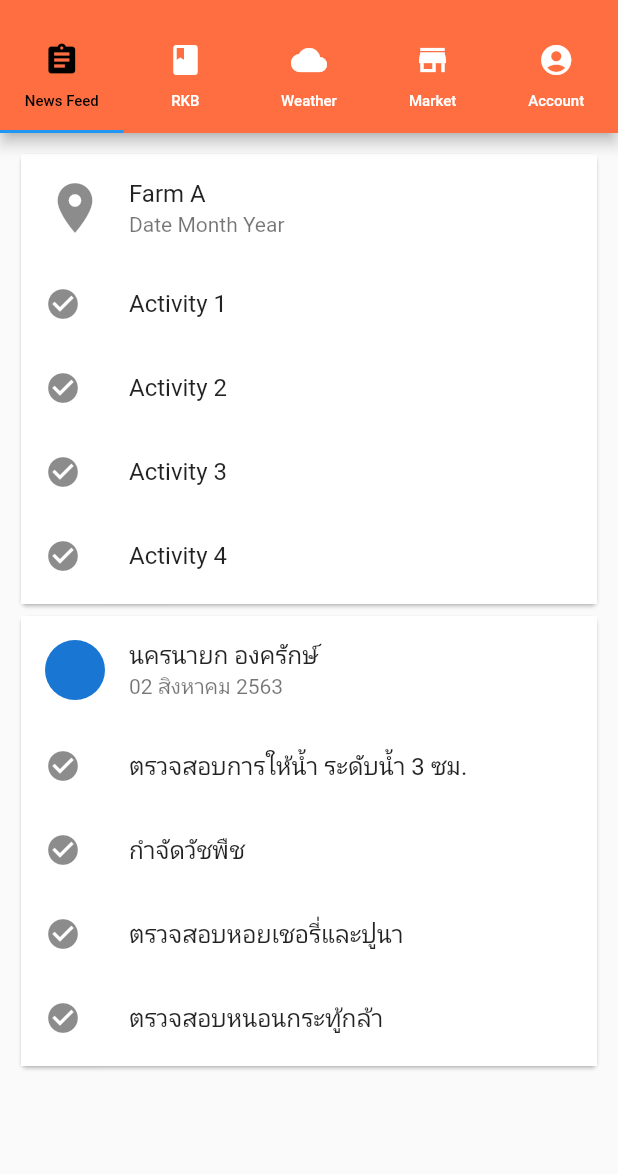
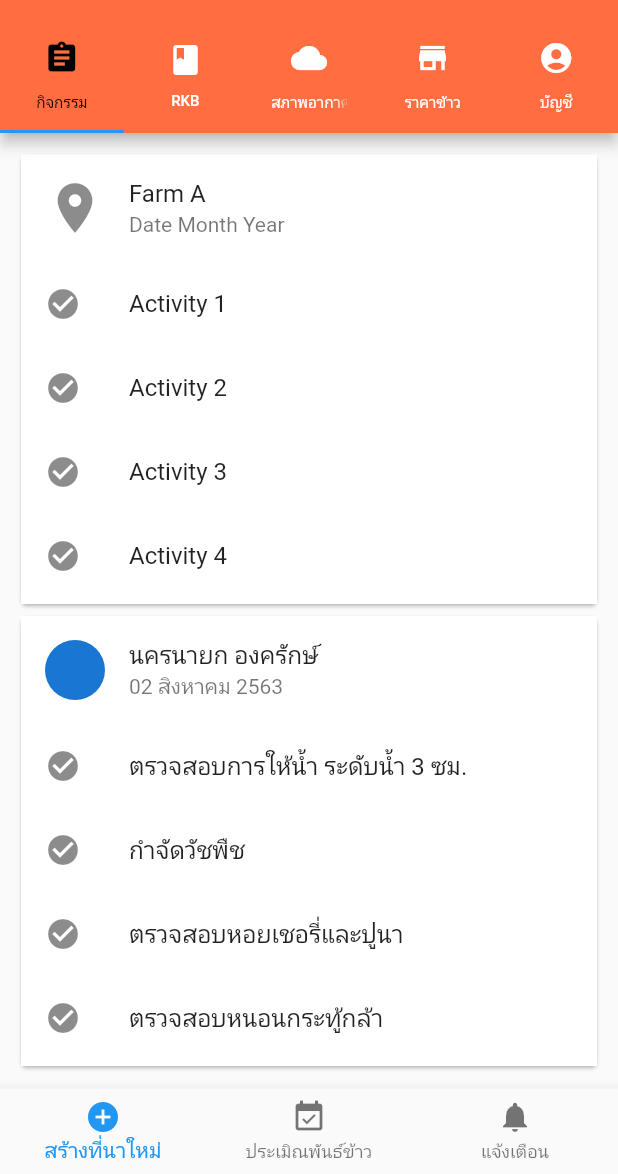
Before and after one commit to songgaheel/app-rice, a Flutter app: the screen it shows after launch, on a phone screen of 412 x 824 dp, the part 62-1236 px from its top. Run offline on Flutter 3.47's test engine with Material 2 defaults, Android fonts, the phone set to English and light mode, and no system bars.

Commit message:
thai menu and make feature add evaluate and notification in feed

```diff
--- a/lib/screen/feed.dart
+++ b/lib/screen/feed.dart
@@ -8,7 +8,8 @@ class Feed extends StatefulWidget {
 class _FeedState extends State<Feed> {
   @override
   Widget build(BuildContext context) {
-    return ListView(
+    return Scaffold(
+      body: ListView(
         padding: EdgeInsets.all(10),
         children: <Widget>[
           Card(
@@ -77,6 +78,23 @@ class _FeedState extends State<Feed> {
             ),
           ),
         ],
+      ),
+      bottomNavigationBar: BottomNavigationBar(
+        items: [
+          BottomNavigationBarItem(
+            icon: Icon(Icons.add_circle),
+            title: Text('สร้างที่นาใหม่'),
+          ),
+          BottomNavigationBarItem(
+            icon: Icon(Icons.event_available),
+            title: Text('ประเมิณพันธ์ข้าว'),
+          ),
+          BottomNavigationBarItem(
+            icon: Icon(Icons.notifications),
+            title: Text('แจ้งเตือน'),
+          ),
+        ],
+      ),
     );
   }
 }
--- a/lib/screen/main_screen.dart
+++ b/lib/screen/main_screen.dart
@@ -16,7 +16,7 @@ class MainScreen extends StatelessWidget {
             labelStyle: TextStyle(fontSize: 10.0),
             tabs: <Widget>[
               Tab(
-                text: 'News Feed',
+                text: 'กิจกรรม',
                 icon: Icon(Icons.assignment),
               ),
               Tab(
@@ -24,15 +24,15 @@ class MainScreen extends StatelessWidget {
                 icon: Icon(Icons.book),
               ),
               Tab(
-                text: 'Weather',
+                text: 'สภาพอากาศ',
                 icon: Icon(Icons.cloud),
               ),
               Tab(
-                text: 'Market',
+                text: 'ราคาข้าว',
                 icon: Icon(Icons.store),
               ),
               Tab(
-                text: 'Account',
+                text: 'บัญชี',
                 icon: Icon(Icons.account_circle),
               ),
             ],
```
Lines whose indentation alone changed are shown as unchanged.
